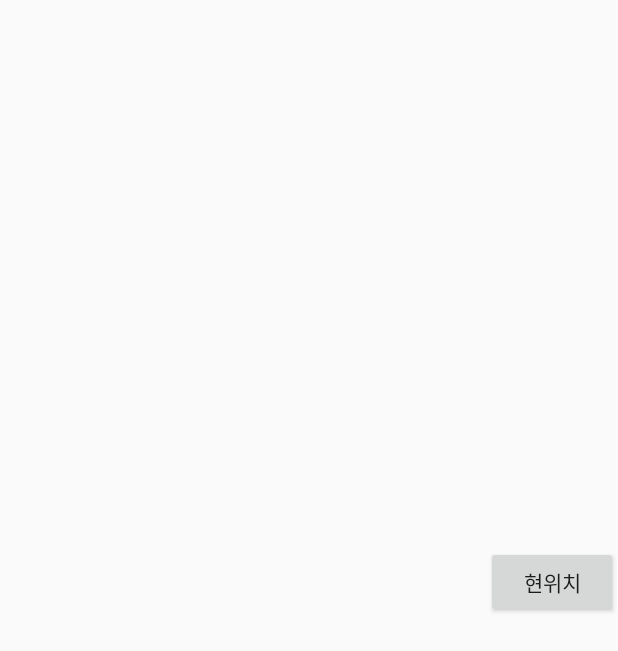
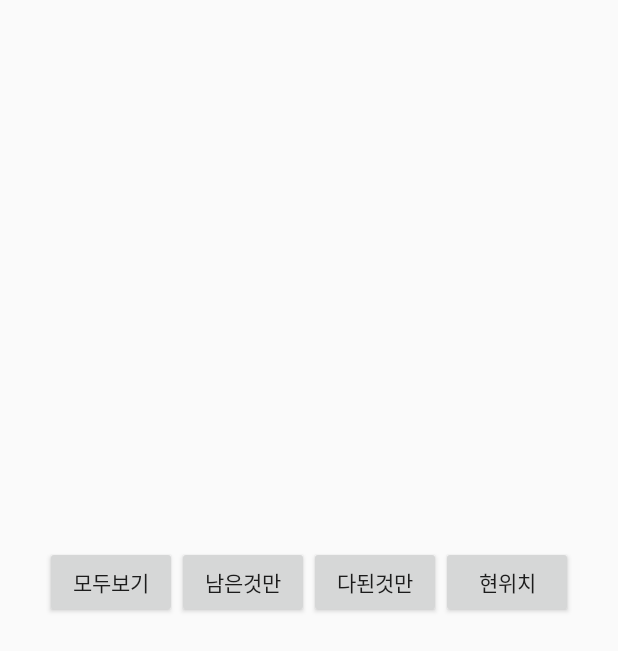
Before and after one commit to g82/Acryl, an Android app: the screen it shows after launch (MainActivity), on a phone screen of 412 x 824 dp. Shown: the top 651 px of the screen. Run offline under Robolectric (Android 15) with nearby library versions, the phone set to English and light mode, and no system bars; libraries missing offline, so code that uses them is left out: net.daum.mf; network calls fail; 9 statements that could not run were skipped.

Commit message:
#pin location save db

```diff
--- a/app/src/main/java/com/gamepari/acryl/data/AcrylDatabase.java
+++ b/app/src/main/java/com/gamepari/acryl/data/AcrylDatabase.java
@@ -7,6 +7,8 @@ import android.database.sqlite.SQLiteDatabase;
 import android.database.sqlite.SQLiteOpenHelper;
 import android.os.Environment;
 import android.util.Log;
+
+import com.gamepari.acryl.local.LocalModel;
 
 import java.io.IOException;
 import java.util.ArrayList;
@@ -43,7 +45,9 @@ public class AcrylDatabase extends SQLiteOpenHelper {
                 "address_full TEXT," +
                 "inst_name TEXT," +
                 "pay TEXT," +
-                "checked TEXT" +
+                "checked TEXT," +
+                "lat REAL," +
+                "lng REAL" +
                 ");";
 
         sqLiteDatabase.execSQL(sqlQuery);
@@ -72,6 +76,8 @@ public class AcrylDatabase extends SQLiteOpenHelper {
                 values.put("address2", pObject.getAddress2());
                 values.put("pay", pObject.getPay());
                 values.put("checked", 0);
+                values.put("lat", 0.0);
+                values.put("lng", 0.0);
 
                 sqLiteDatabase.insertOrThrow(TABLE_NAME, null, values);
             }
@@ -92,6 +98,7 @@ public class AcrylDatabase extends SQLiteOpenHelper {
         while (cursor.moveToNext()) {
 
             pObject = new PlaygroundModel();
+
             listPlaygroundModel.add(pObject);
 
             pObject.setTag_num(cursor.getInt(1));
@@ -102,6 +109,8 @@ public class AcrylDatabase extends SQLiteOpenHelper {
             pObject.setInstName(cursor.getString(6));
             pObject.setPay(cursor.getString(7));
             pObject.setChecked(cursor.getInt(8));
+            pObject.setLocalModel(new LocalModel(cursor.getDouble(9), cursor.getDouble(10), pObject.getInstName(), pObject.getTag_num()));
+
         }
 
         sqLiteDatabase.close();
@@ -124,6 +133,13 @@ public class AcrylDatabase extends SQLiteOpenHelper {
         values.put("tag_id", pObject.getTag_num());
         values.put("checked", (pObject.isChecked()) ? 1 : 0);
 
+        LocalModel o = pObject.getLocalModel();
+
+        if (o != null) {
+            values.put("lat", o.getLat());
+            values.put("lng", o.getLng());
+        }
+
         int affectedRows = database.update(TABLE_NAME, values,
                 "tag_id = ?", new String[]{String.valueOf(pObject.getTag_num())});
 
--- a/app/src/main/res/layout/activity_main.xml
+++ b/app/src/main/res/layout/activity_main.xml
@@ -16,12 +16,39 @@
             android:layout_width="match_parent"
             android:layout_height="match_parent" />
 
-        <Button
-            android:id="@+id/btn_refresh"
-            android:layout_width="wrap_content"
+        <LinearLayout
+            android:layout_width="match_parent"
             android:layout_height="wrap_content"
-            android:layout_gravity="end|bottom"
-            android:text="현위치" />
+            android:layout_gravity="bottom"
+            android:gravity="center_horizontal"
+            android:orientation="horizontal">
+
+            <Button
+                android:id="@+id/btn_view_all"
+                android:layout_width="wrap_content"
+                android:layout_height="wrap_content"
+                android:text="모두보기" />
+
+            <Button
+                android:id="@+id/btn_view_yet"
+                android:layout_width="wrap_content"
+                android:layout_height="wrap_content"
+                android:text="남은것만" />
+
+            <Button
+                android:id="@+id/btn_view_done"
+                android:layout_width="wrap_content"
+                android:layout_height="wrap_content"
+                android:text="다된것만" />
+
+            <Button
+                android:id="@+id/btn_refresh"
+                android:layout_width="wrap_content"
+                android:layout_height="wrap_content"
+                android:text="현위치" />
+
+        </LinearLayout>
+
 
     </FrameLayout>
 
```
Also changed, not shown: app/src/main/java/com/gamepari/acryl/MainActivity.java (+116 -17 lines), app/src/main/java/com/gamepari/acryl/local/LocalModel.java (+16 -0 lines), app/src/main/res/layout/cell_playground.xml (+28 -29 lines).
